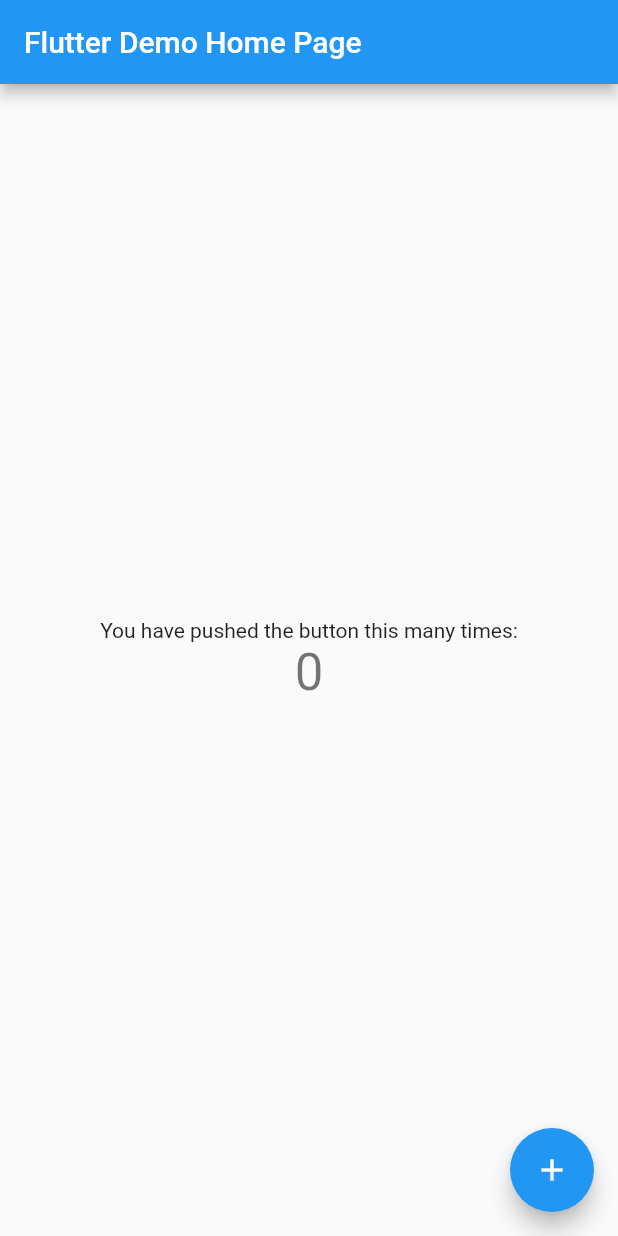
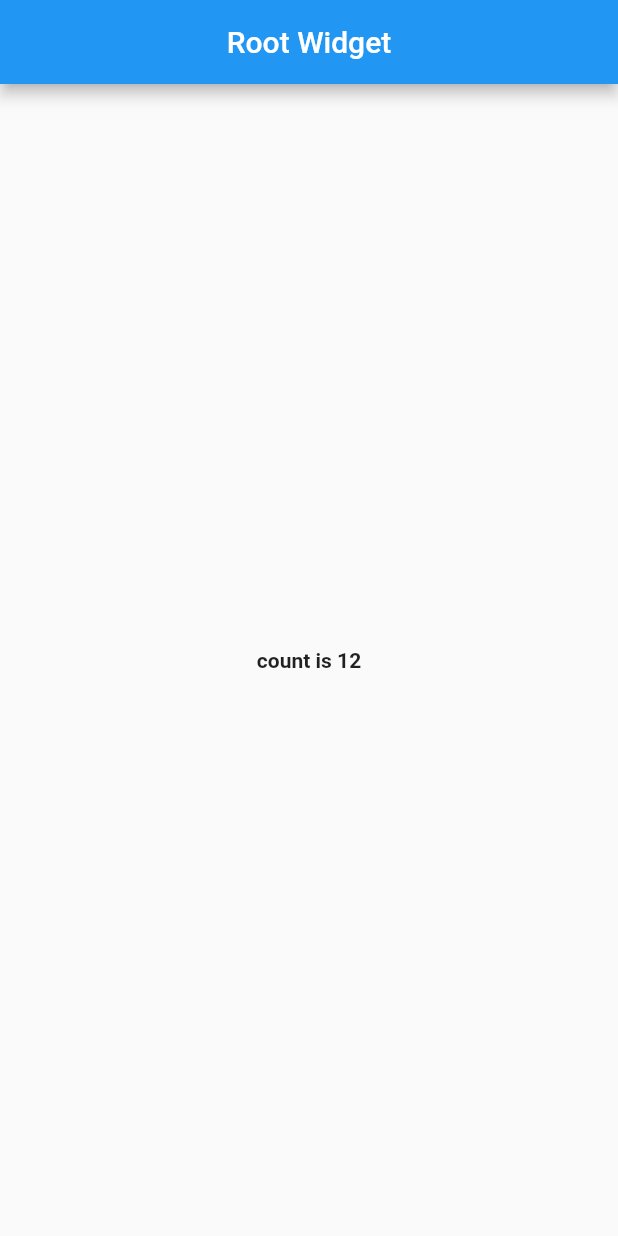
Before and after one commit to huhx/flutter_learn, a Flutter app: the screen it shows after launch, on a phone screen of 412 x 824 dp. Run offline on Flutter 3.47's test engine with Material 2 defaults, Android fonts, the phone set to English and light mode, and no system bars.

Commit message:
[huhx] -feat: take count as the example of inherit widget

```diff
--- a/lib/main.dart
+++ b/lib/main.dart
@@ -1,4 +1,6 @@
 import 'package:flutter/material.dart';
+
+import 'view/root_widget.dart';
 
 void main() {
   runApp(const MyApp());
@@ -11,57 +13,8 @@ class MyApp extends StatelessWidget {
   Widget build(BuildContext context) {
     return MaterialApp(
       title: 'Flutter Demo',
-      theme: ThemeData(
-        primarySwatch: Colors.blue,
-      ),
-      home: const MyHomePage(title: 'Flutter Demo Home Page'),
+      theme: ThemeData(primarySwatch: Colors.blue),
+      home: const RootWidget(),
     );
   }
 }
-
-class MyHomePage extends StatefulWidget {
-  const MyHomePage({Key? key, required this.title}) : super(key: key);
-
-  final String title;
-
-  @override
-  State<MyHomePage> createState() => _MyHomePageState();
-}
-
-class _MyHomePageState extends State<MyHomePage> {
-  int _counter = 0;
-
-  void _incrementCounter() {
-    setState(() {
-      _counter++;
-    });
-  }
-
-  @override
-  Widget build(BuildContext context) {
-    return Scaffold(
-      appBar: AppBar(
-        title: Text(widget.title),
-      ),
-      body: Center(
-        child: Column(
-          mainAxisAlignment: MainAxisAlignment.center,
-          children: <Widget>[
-            const Text(
-              'You have pushed the button this many times:',
-            ),
-            Text(
-              '$_counter',
-              style: Theme.of(context).textTheme.headlineMedium,
-            ),
-          ],
-        ),
-      ),
-      floatingActionButton: FloatingActionButton(
-        onPressed: _incrementCounter,
-        tooltip: 'Increment',
-        child: const Icon(Icons.add),
-      ),
-    );
-  }
-}
--- /dev/null
+++ b/lib/view/count_state_widget.dart
@@ -0,0 +1,20 @@
+import 'package:flutter/material.dart';
+
+class CountStateWidget extends InheritedWidget {
+  const CountStateWidget({
+    super.key,
+    required this.count,
+    required super.child,
+  });
+
+  final int count;
+
+  static CountStateWidget of(BuildContext context) {
+    return context.dependOnInheritedWidgetOfExactType<CountStateWidget>()!;
+  }
+
+  @override
+  bool updateShouldNotify(CountStateWidget oldWidget) {
+    return oldWidget.count != count;
+  }
+}
--- /dev/null
+++ b/lib/view/count_widget.dart
@@ -0,0 +1,18 @@
+import 'package:flutter/material.dart';
+import 'package:flutter_learn/view/count_state_widget.dart';
+
+class CountWidget extends StatelessWidget {
+  const CountWidget({super.key});
+
+  @override
+  Widget build(BuildContext context) {
+    final int count = CountStateWidget.of(context).count;
+
+    return Center(
+      child: Text(
+        "count is ${count.toString()}",
+        style: const TextStyle(fontWeight: FontWeight.bold),
+      ),
+    );
+  }
+}
--- /dev/null
+++ b/lib/view/root_widget.dart
@@ -0,0 +1,19 @@
+import 'package:flutter/material.dart';
+import 'package:flutter_learn/view/count_state_widget.dart';
+
+import 'count_widget.dart';
+
+class RootWidget extends StatelessWidget {
+  const RootWidget({super.key});
+
+  @override
+  Widget build(BuildContext context) {
+    return Scaffold(
+      appBar: AppBar(title: const Text("Root Widget"), centerTitle: true),
+      body: const CountStateWidget(
+        count: 12,
+        child: CountWidget(),
+      ),
+    );
+  }
+}
```
Also changed, not shown: 3 other files.
